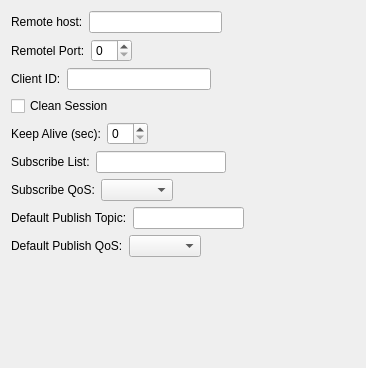
Above: cc_plugin/mosquitto_socket/SocketConfigWidget.ui from arobenko/mqtt before the change. Below: the same form after it.
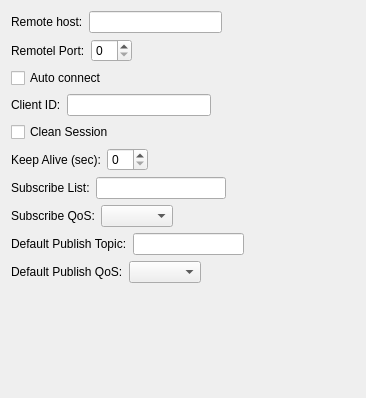
That is the form after the change.

Commit message: Added an ability to auto connect to mosquitto socket.

Diff of the .ui file:
```diff
--- a/cc_plugin/mosquitto_socket/SocketConfigWidget.ui
+++ b/cc_plugin/mosquitto_socket/SocketConfigWidget.ui
@@ -7,7 +7,7 @@
     <x>0</x>
     <y>0</y>
     <width>366</width>
-    <height>368</height>
+    <height>398</height>
    </rect>
   </property>
   <property name="windowTitle">
@@ -68,6 +68,30 @@
      </item>
     </layout>
    </item>
+   <item>
+    <layout class="QHBoxLayout" name="horizontalLayout_10">
+     <item>
+      <widget class="QCheckBox" name="m_autoConnectCheckBox">
+       <property name="text">
+        <string>Auto connect</string>
+       </property>
+      </widget>
+     </item>
+     <item>
+      <spacer name="horizontalSpacer_10">
+       <property name="orientation">
+        <enum>Qt::Horizontal</enum>
+       </property>
+       <property name="sizeHint" stdset="0">
+        <size>
+         <width>40</width>
+         <height>20</height>
+        </size>
+       </property>
+      </spacer>
+     </item>
+    </layout>
+   </item>
    <item>
     <layout class="QHBoxLayout" name="horizontalLayout_3">
      <item>
```
The commit also changes 5 other files.
